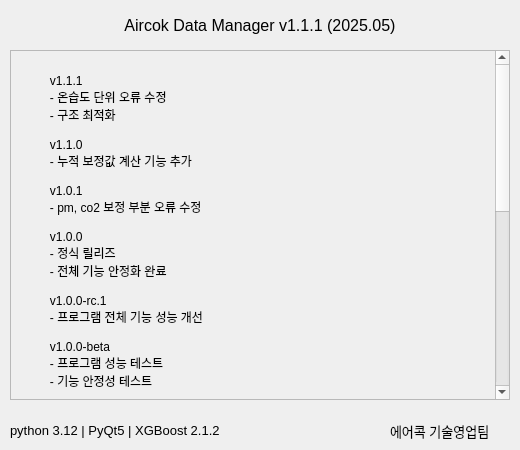
First picture: the form in src/ui/about.ui, repository leekyueun/AircokDataManager, before the edit.
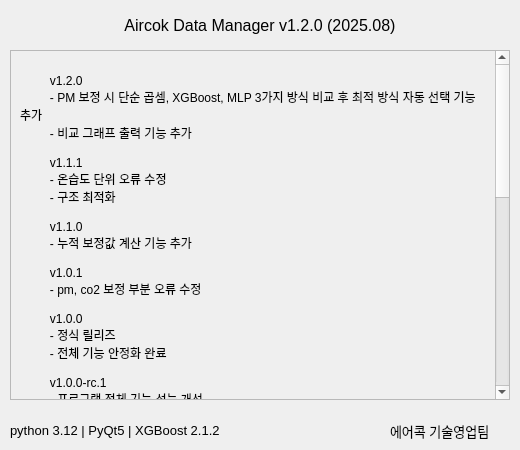
Second picture: the form after the edit.

Commit message: add: 그래프 시각화 추가

Diff of the .ui file:
```diff
--- a/src/ui/about.ui
+++ b/src/ui/about.ui
@@ -51,6 +51,10 @@
       <widget class="QLabel" name="versionHistoryLabel">
        <property name="text">
         <string>
+         v1.2.0
+         - PM 보정 시 단순 곱셈, XGBoost, MLP 3가지 방식 비교 후 최적 방식 자동 선택 기능 추가
+         - 비교 그래프 출력 기능 추가
+
          v1.1.1
          - 온습도 단위 오류 수정
          - 구조 최적화
@@ -160,7 +164,7 @@
     </font>
    </property>
    <property name="text">
-    <string>Aircok Data Manager v1.1.1 (2025.05)</string>
+    <string>Aircok Data Manager v1.2.0 (2025.08)</string>
    </property>
    <property name="alignment">
     <set>Qt::AlignCenter</set>
```
The commit also changes 5 other files.
